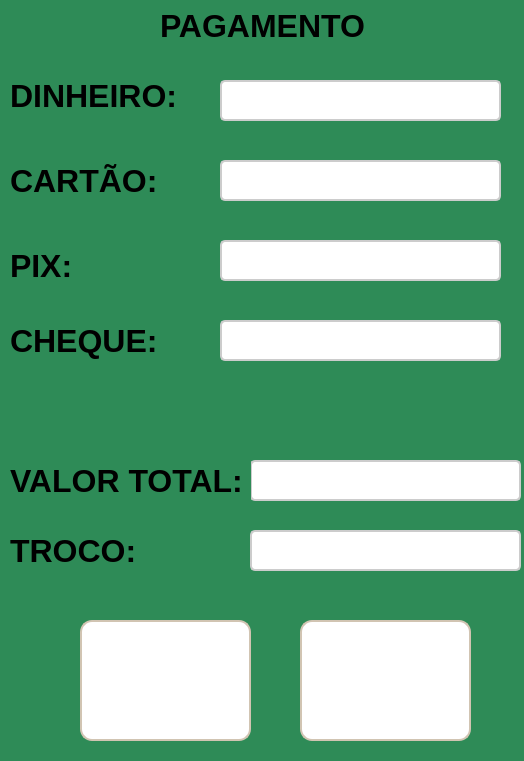
Before: the Qt Designer form frm_TelaPagamento.ui in ArielAraujo18/ErpSistema, drawn with Qt 5.
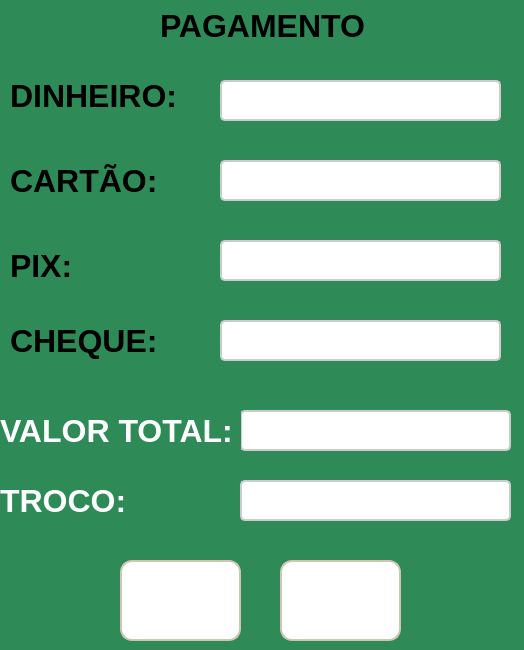
After: the same form once the commit is applied. Icons and pictures are not drawn.

Diff of the .ui file:
```diff
--- a/frm_TelaPagamento.ui
+++ b/frm_TelaPagamento.ui
@@ -7,7 +7,7 @@
     <x>0</x>
     <y>0</y>
     <width>524</width>
-    <height>761</height>
+    <height>650</height>
    </rect>
   </property>
   <property name="windowTitle">
@@ -237,8 +237,8 @@
    </property>
    <property name="geometry">
     <rect>
-     <x>250</x>
-     <y>460</y>
+     <x>240</x>
+     <y>410</y>
      <width>271</width>
      <height>41</height>
     </rect>
@@ -264,8 +264,8 @@
   <widget class="QLabel" name="label_6">
    <property name="geometry">
     <rect>
-     <x>10</x>
-     <y>460</y>
+     <x>0</x>
+     <y>410</y>
      <width>241</width>
      <height>41</height>
     </rect>
@@ -273,7 +273,7 @@
    <property name="styleSheet">
     <string notr="true">QLabel {
     font-size: 32px;
-    color: #000000;
+    color: #FFFFFF;
     font-weight: bold;
     text-shadow: 1px 1px 2px rgba(0, 0, 0, 0.4);
 }</string>
@@ -288,8 +288,8 @@
    </property>
    <property name="geometry">
     <rect>
-     <x>250</x>
-     <y>530</y>
+     <x>240</x>
+     <y>480</y>
      <width>271</width>
      <height>41</height>
     </rect>
@@ -318,8 +318,8 @@
   <widget class="QLabel" name="label_7">
    <property name="geometry">
     <rect>
-     <x>10</x>
-     <y>530</y>
+     <x>0</x>
+     <y>480</y>
      <width>131</width>
      <height>41</height>
     </rect>
@@ -327,7 +327,7 @@
    <property name="styleSheet">
     <string notr="true">QLabel {
     font-size: 32px;
-    color: #000000;
+    color: #FFFFFF;
     font-weight: bold;
     text-shadow: 1px 1px 2px rgba(0, 0, 0, 0.4);
 }</string>
@@ -339,10 +339,10 @@
   <widget class="QPushButton" name="btn_CalcularTroco">
    <property name="geometry">
     <rect>
-     <x>80</x>
-     <y>620</y>
-     <width>171</width>
-     <height>121</height>
+     <x>120</x>
+     <y>560</y>
+     <width>121</width>
+     <height>81</height>
     </rect>
    </property>
    <property name="styleSheet">
@@ -379,10 +379,10 @@
   <widget class="QPushButton" name="btn_pagamento">
    <property name="geometry">
     <rect>
-     <x>300</x>
-     <y>620</y>
-     <width>171</width>
-     <height>121</height>
+     <x>280</x>
+     <y>560</y>
+     <width>121</width>
+     <height>81</height>
     </rect>
    </property>
    <property name="styleSheet">
```
